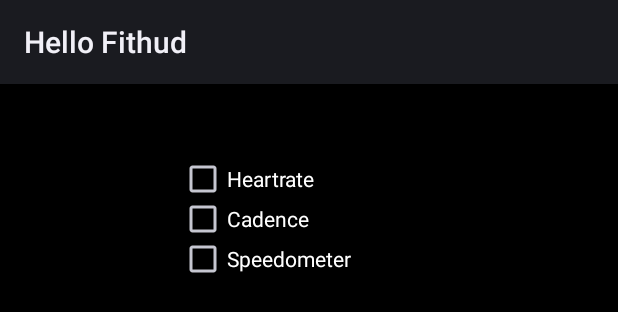
After one commit to jandob/fitHUD, an Android app: the layout sensors.xml on its own in the app's theme, with its tools: preview values and no code run, on a phone screen of 412 x 824 dp. The commit adds this screen. Shown: the top 312 px of the screen. Run offline under Robolectric (Android 15) with nearby library versions, the phone set to English and light mode, and no system bars.

Commit message:
#added sensor status card #added status message #plot speed

```diff
--- a/glass/src/main/AndroidManifest.xml
+++ b/glass/src/main/AndroidManifest.xml
@@ -50,6 +50,8 @@
         <activity android:name=".Achievements" />
 
         <activity android:name=".GuideSettings" />
+
+        <activity android:name=".SensorMenu" />
     </application>
 
 </manifest>
--- a/glass/src/main/java/de/fithud/fithud/FHLiveCardRenderer.java
+++ b/glass/src/main/java/de/fithud/fithud/FHLiveCardRenderer.java
@@ -3,6 +3,7 @@ package de.fithud.fithud;
 import android.content.Context;
 import android.graphics.Canvas;
 import android.graphics.Color;
+import android.os.Message;
 import android.os.SystemClock;
 import android.text.format.Time;
 import android.util.Log;
@@ -16,6 +17,8 @@ import android.widget.TextView;
 import com.google.android.glass.timeline.DirectRenderingCallback;
 
 import java.util.concurrent.TimeUnit;
+
+import de.fithud.fithudlib.MessengerServiceActivity;
 
 /**
  * Created by jandob on 11/17/14.
--- /dev/null
+++ b/glass/src/main/res/layout/sensors.xml
@@ -0,0 +1,37 @@
+<?xml version="1.0" encoding="utf-8"?>
+<RelativeLayout xmlns:android="http://schemas.android.com/apk/res/android"
+    android:layout_width="match_parent"
+    android:layout_height="match_parent"
+    android:background="#ff000000">
+
+    <CheckBox
+        android:layout_width="260px"
+        android:layout_height="70px"
+        android:layout_marginTop="60px"
+        android:layout_marginLeft="100px"
+        android:text="Heartrate"
+        android:id="@+id/heartrateCheckBox"
+        android:layout_alignBottom="@+id/terrainText"
+        android:layout_centerHorizontal="true" />
+
+    <CheckBox
+        android:layout_width="260px"
+        android:layout_height="70px"
+        android:layout_marginTop="100px"
+        android:layout_marginLeft="100px"
+        android:text="Cadence"
+        android:id="@+id/cadenceCheckBox"
+        android:layout_alignBottom="@+id/terrainText"
+        android:layout_centerHorizontal="true" />
+
+    <CheckBox
+        android:layout_width="260px"
+        android:layout_height="70px"
+        android:layout_marginTop="140px"
+        android:layout_marginLeft="100px"
+        android:text="Speedometer"
+        android:id="@+id/speedometerCheckBox"
+        android:layout_alignBottom="@+id/terrainText"
+        android:layout_centerHorizontal="true" />
+
+</RelativeLayout>
```
Also changed, not shown: fithudlib/src/main/java/de/fithud/fithudlib/FHSensorManager.java (+23 -1 lines), fithudlib/src/main/java/de/fithud/fithudlib/MessengerServiceActivity.java (+1 -13 lines), glass/src/main/java/de/fithud/fithud/MainImmersion.java (+58 -59 lines), glass/src/main/java/de/fithud/fithud/SensorMenu.java (added, +204 -0 lines).
